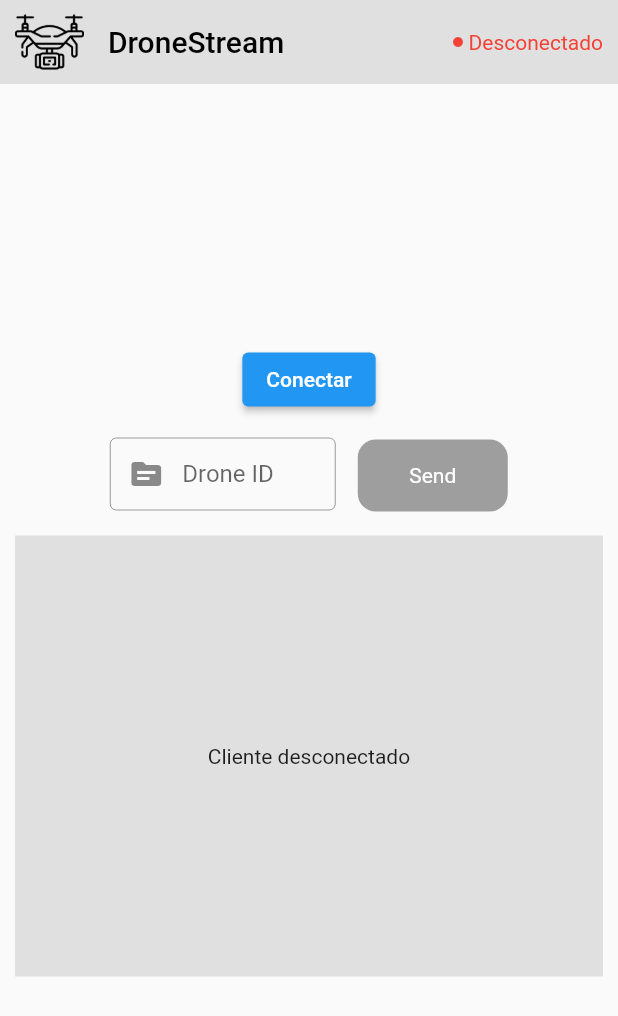
After one commit to IbrahimRuben/DroneStream, a Flutter app: the screen it shows after launch, on a phone screen of 412 x 824 dp. The commit adds this screen. Shown: the top 1016 px of the screen. Run offline on Flutter 3.47's test engine with Material 2 defaults, Android fonts, the phone set to English and light mode, and no system bars; missing offline and left inert: mqtt_client.

Commit message:
Step 4: Optimización de app con AlternativeMainPage

```diff
--- a/lib/main.dart
+++ b/lib/main.dart
@@ -1,9 +1,10 @@
-import 'package:dronestream/pages/main_page.dart';
+import 'package:dronestream/pages/alternative_main_page.dart';
 import 'package:dronestream/services/mqtt_client.dart';
 import 'package:flutter/material.dart';
 import 'package:provider/provider.dart';
 
 void main() {
+  //debugRepaintRainbowEnabled = true;
   runApp(const MyApp());
 }
 
@@ -22,7 +23,8 @@ class MyApp extends StatelessWidget {
         //showPerformanceOverlay: true,
         debugShowCheckedModeBanner: false,
         title: 'DroneStream',
-        home: MainPage(),
+        //home: MainPage(),
+        home: AlternativeMainPage(),
       ),
     );
   }
--- /dev/null
+++ b/lib/pages/alternative_main_page.dart
@@ -0,0 +1,212 @@
+import 'dart:convert';
+import 'dart:developer';
+import 'dart:typed_data';
+
+import 'package:dronestream/services/mqtt_client.dart';
+import 'package:dronestream/utils/my_button.dart';
+import 'package:flutter/material.dart';
+import 'package:provider/provider.dart';
+
+class AlternativeMainPage extends StatefulWidget {
+  const AlternativeMainPage({super.key});
+
+  @override
+  State<AlternativeMainPage> createState() => _AlternativeMainPageState();
+}
+
+class _AlternativeMainPageState extends State<AlternativeMainPage> {
+  late TextEditingController textController;
+  late Size size;
+  bool isConnected = false;
+  Uint8List? backgroundImage;
+  int sendornot = 0;
+
+  @override
+  void initState() {
+    super.initState();
+    textController = TextEditingController();
+  }
+
+  @override
+  void dispose() {
+    textController.dispose();
+    super.dispose();
+  }
+
+  Uint8List decodeAndShow(String frame) {
+    Uint8List image = base64Decode(frame);
+    backgroundImage = image;
+    return image;
+  }
+
+  @override
+  Widget build(BuildContext context) {
+    MQTTClientWrapper mqttProvider =
+        Provider.of<MQTTClientWrapper>(context, listen: true);
+    size = MediaQuery.sizeOf(context);
+
+    return Scaffold(
+      appBar: AppBar(
+        title: const Text(
+          "DroneStream",
+          style: TextStyle(color: Colors.black),
+        ),
+        leading: Padding(
+          padding: const EdgeInsets.only(left: 10),
+          child: Image.asset('assets/icon/drone_icon_nobg.png'),
+        ),
+        actions: [
+          Center(
+            child: Padding(
+              padding: const EdgeInsets.only(right: 10),
+              child: Row(
+                children: [
+                  Icon(
+                    Icons.circle,
+                    size: 8,
+                    color: mqttProvider.mqttIsConnected
+                        ? Colors.green
+                        : Colors.red,
+                  ),
+                  const SizedBox(width: 3),
+                  Text(
+                    mqttProvider.mqttIsConnected ? 'Conectado' : 'Desconectado',
+                    style: TextStyle(
+                        color: mqttProvider.mqttIsConnected
+                            ? Colors.green
+                            : Colors.red),
+                  ),
+                ],
+              ),
+            ),
+          ),
+        ],
+        elevation: 0,
+        backgroundColor: Colors.grey[300],
+      ),
+      body: SafeArea(
+        child: Center(
+          child: SingleChildScrollView(
+            child: Padding(
+              padding: const EdgeInsets.all(10),
+              child: Column(
+                mainAxisAlignment: MainAxisAlignment.center,
+                children: [
+                  ElevatedButton(
+                    onLongPress: () {
+                      if (sendornot == 0) {
+                        mqttProvider.publishMessage("", "StartVideoStream");
+                        sendornot = 1;
+                      } else {
+                        mqttProvider.publishMessage("", "StopVideoStream");
+                        sendornot = 0;
+                      }
+                    },
+                    onPressed: () async {
+                      if (mqttProvider.mqttIsConnected == false) {
+                        await mqttProvider.connectMqttClient();
+                        mqttProvider.initDummyService();
+                      } else {
+                        mqttProvider.disconnectMqttClient();
+                      }
+                    },
+                    child: Text(mqttProvider.mqttIsConnected
+                        ? 'Desconectar'
+                        : 'Conectar'),
+                  ),
+                  FittedBox(
+                    child: Padding(
+                      padding: const EdgeInsets.all(15.0),
+                      child: Row(
+                        mainAxisSize: MainAxisSize.min,
+                        children: [
+                          SizedBox(
+                            height: 50,
+                            width: 150,
+                            child: TextField(
+                              maxLines: 1,
+                              textAlignVertical: TextAlignVertical.center,
+                              controller: textController,
+                              decoration: const InputDecoration(
+                                isCollapsed: true,
+                                prefixIcon: Icon(Icons.topic),
+                                hintText: 'Drone ID',
+                                border: OutlineInputBorder(
+                                  borderSide: BorderSide(color: Colors.grey),
+                                ),
+                              ),
+                              onSubmitted: (value) {
+                                if (textController.text.isNotEmpty &&
+                                    mqttProvider.mqttIsConnected) {
+                                  mqttProvider.subscribeToTopic(value);
+                                  textController.clear();
+                                }
+                              },
+                              onTapOutside: (event) {
+                                FocusScope.of(context)
+                                    .unfocus(); //Un-selects textfield when tapping outside
+                              },
+                            ),
+                          ),
+                          const SizedBox(width: 15),
+                          MyButton(
+                            onTap: () {
+                              log("ESTADO CONEXION: ${mqttProvider.connectionState}");
+                              if (textController.text.isNotEmpty &&
+                                  mqttProvider.mqttIsConnected) {
+                                mqttProvider
+                                    .subscribeToTopic(textController.text);
+                                textController.clear();
+                              }
+                            },
+                            title: 'Send',
+                          ),
+                        ],
+                      ),
+                    ),
+                  ),
+                  RepaintBoundary(
+                    child: Consumer<MQTTClientWrapper>(
+                      builder: (context, mqttclient, child) => ConstrainedBox(
+                        constraints: BoxConstraints(maxWidth: size.width),
+                        child: AspectRatio(
+                          aspectRatio: 4 / 3,
+                          child: Stack(
+                            children: [
+                              Container(
+                                color: Colors.grey[300],
+                              ),
+                              if (mqttclient.mqttIsConnected == false)
+                                const Center(
+                                  child: Text("Cliente desconectado"),
+                                ),
+                              if (backgroundImage != null)
+                                Image.memory(
+                                  backgroundImage!,
+                                  fit: BoxFit.fill,
+                                  width: size.width,
+                                  height: size.width,
+                                ),
+                              //),
+                              if (mqttclient.lastVideoFrame.isNotEmpty)
+                                Image.memory(
+                                  decodeAndShow(mqttclient.lastVideoFrame),
+                                  fit: BoxFit.fill,
+                                  width: size.width,
+                                  height: size.width,
+                                ),
+                            ],
+                          ),
+                        ),
+                      ),
+                    ),
+                  )
+                ],
+              ),
+            ),
+          ),
+        ),
+      ),
+    );
+  }
+}
```
